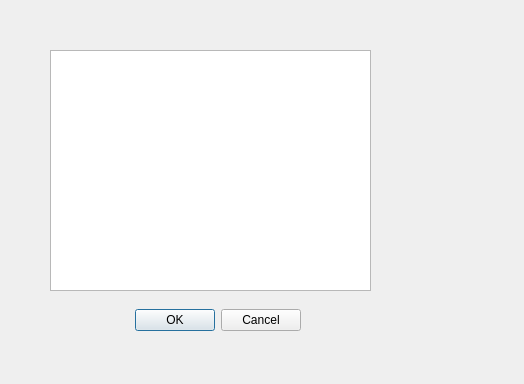
First picture: the form in course/descwork.ui, repository TFed555/Coursework, before the edit.
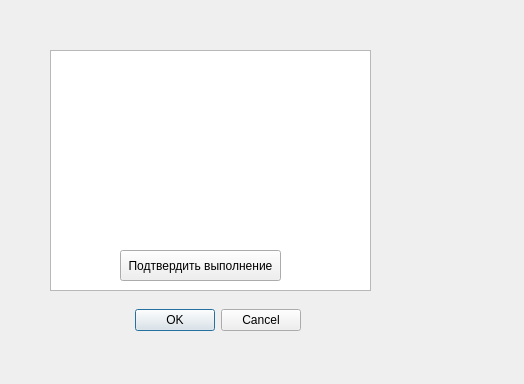
Second picture: the form after the edit.

The edit to the form file:
```diff
--- a/course/descwork.ui
+++ b/course/descwork.ui
@@ -36,6 +36,19 @@
     <set>QDialogButtonBox::Cancel|QDialogButtonBox::Ok</set>
    </property>
   </widget>
+  <widget class="QPushButton" name="acceptButton">
+   <property name="geometry">
+    <rect>
+     <x>120</x>
+     <y>250</y>
+     <width>161</width>
+     <height>31</height>
+    </rect>
+   </property>
+   <property name="text">
+    <string>Подтвердить выполнение</string>
+   </property>
+  </widget>
  </widget>
  <resources/>
  <connections/>
```
